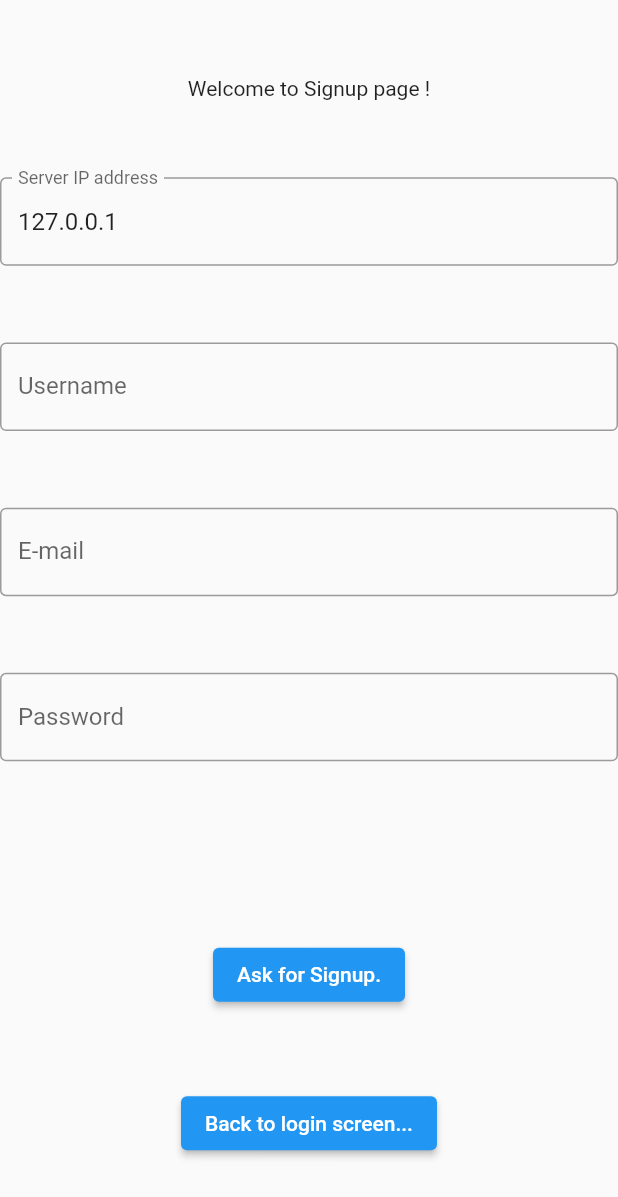
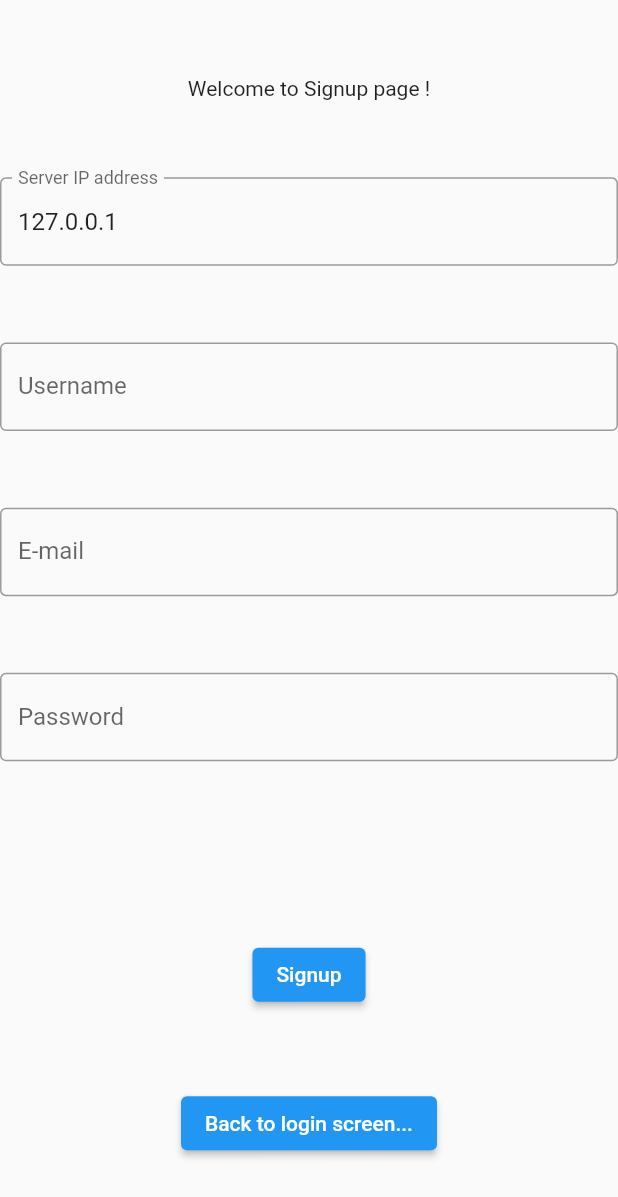
Before and after one commit to Epitech-Nantes-Tek3/A-equals-l-squared, a Flutter app: the SignupPage screen opened by its route, on a phone screen of 412 x 824 dp. Shown: the top 1197 px of the screen. Run offline on Flutter 3.47's test engine with Material 2 defaults, Android fonts, the phone set to English and light mode, and no system bars; our stand-ins replace go_router; accounts and stored records are empty.

Commit message:
Update some misunderstanding strings #32

```diff
--- a/application/app_code/lib/pages/home/home_state.dart
+++ b/application/app_code/lib/pages/home/home_state.dart
@@ -24,7 +24,7 @@ class HomePageState extends State<HomePage> {
                   _logout = true;
                 });
               },
-              child: const Text('Logout.'),
+              child: const Text('Logout'),
             ),
           ],
         ),
--- a/application/app_code/lib/pages/login/login_functional.dart
+++ b/application/app_code/lib/pages/login/login_functional.dart
@@ -1,6 +1,7 @@
 import 'package:flutter/material.dart';
 import 'package:go_router/go_router.dart';
 
+/// Will be removed when User class will be implemented
 bool isAuth = false;
 
 /// Will be removed when User class will be implemented
@@ -9,6 +10,5 @@ String? token;
 void goToLoginPage(BuildContext context) {
   isAuth = false;
   token = null;
-  print('eee');
   context.go('/');
 }
--- a/application/app_code/lib/pages/login/login_state.dart
+++ b/application/app_code/lib/pages/login/login_state.dart
@@ -110,7 +110,7 @@ class LoginPageState extends State<LoginPage> {
                       futureLogin = apiAskForLogin();
                     });
                   },
-                  child: const Text('Ask for Login.'),
+                  child: const Text('Login'),
                 ),
                 ElevatedButton(
                   key: const Key('GoSignupButton'),
--- a/application/app_code/lib/pages/signup/signup_state.dart
+++ b/application/app_code/lib/pages/signup/signup_state.dart
@@ -121,7 +121,7 @@ class SignupPageState extends State<SignupPage> {
                 futureSignup = apiAskForSignup();
               });
             },
-            child: const Text('Ask for Signup.'),
+            child: const Text('Signup'),
           ),
           ElevatedButton(
             key: const Key('GoLoginButton'),
```
